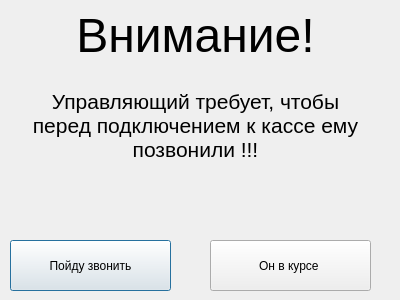
This is ask.ui in Bigmagyshka/Quick-AD-Access as Qt 5 draws it before an edit. The edited form follows.
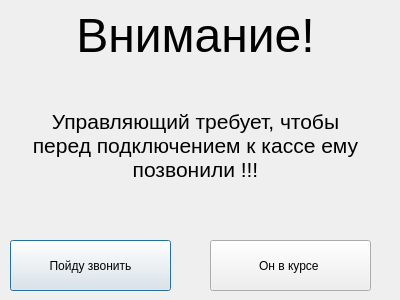
This is the edited form.

```diff
--- a/ask.ui
+++ b/ask.ui
@@ -31,7 +31,7 @@
      <x>20</x>
      <y>80</y>
      <width>351</width>
-     <height>91</height>
+     <height>131</height>
     </rect>
    </property>
    <property name="sizePolicy">
```
Left out of the diff: 2 changed lines with no effect on the pictures.
